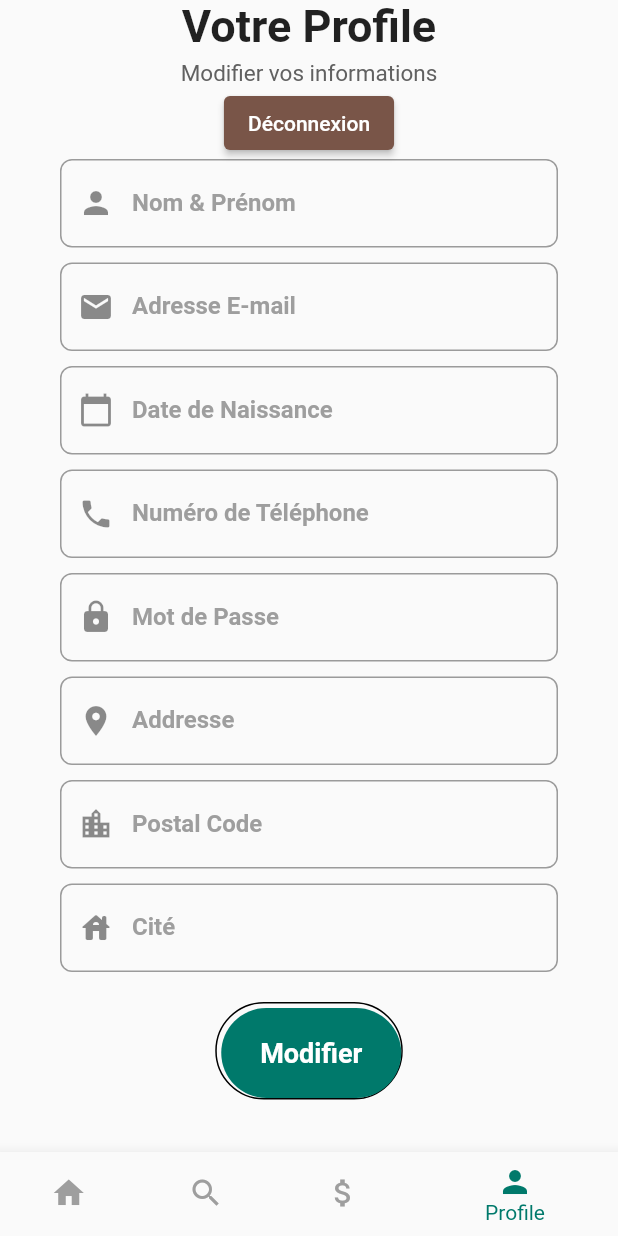
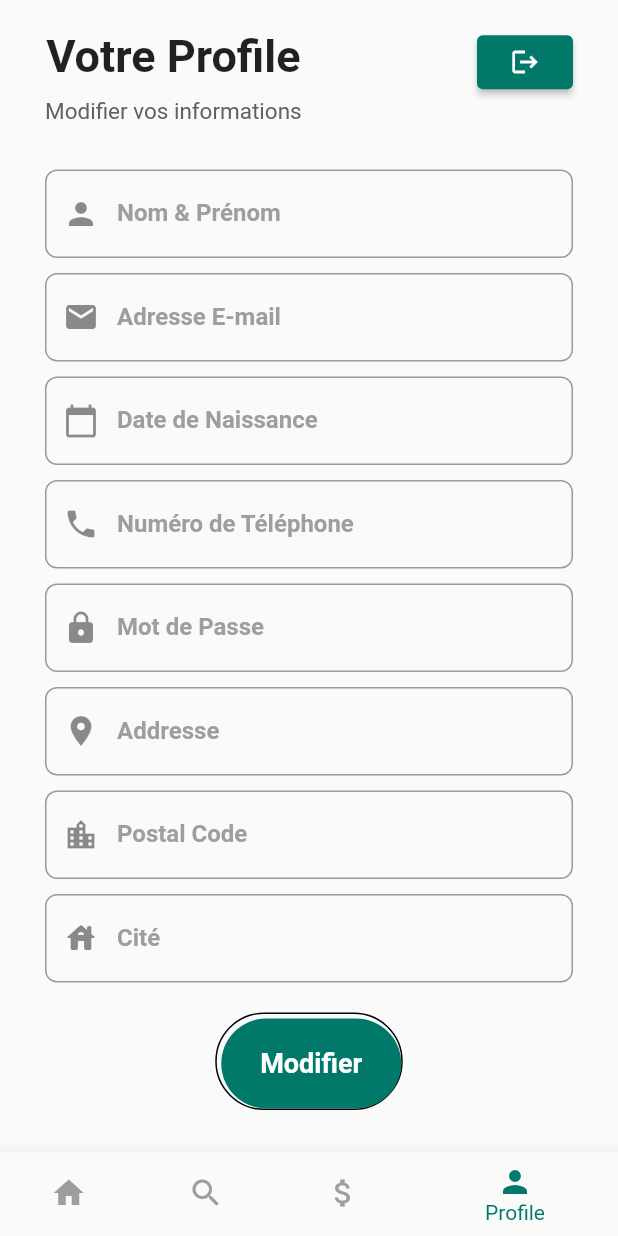
Before and after one commit to nouhelion/redesigned-invention, a Flutter app: the Profile screen opened directly, on a phone screen of 412 x 824 dp. Run offline on Flutter 3.47's test engine with Material 2 defaults, Android fonts, the phone set to English and light mode, and no system bars; our stand-ins replace cloud_firestore, firebase_auth, firebase_core, pie_chart; accounts and stored records are empty; Roboto replaces fonts that are missing (Montserrat).

Commit message:
profilInput

```diff
--- a/cotisation/lib/components/navigation_items/profil.dart
+++ b/cotisation/lib/components/navigation_items/profil.dart
@@ -129,13 +129,18 @@ class _ProfileState extends State<Profile> {
       body: ListView(
         children: [
           Container(
-            padding: EdgeInsets.symmetric(horizontal: 40),
+            padding: EdgeInsets.symmetric(horizontal: 30),
             width: double.infinity,
             child: Column(
               mainAxisAlignment: MainAxisAlignment.spaceEvenly,
               children: <Widget>[
+                Row(
+                  children: [
                     Column(
                       children: <Widget>[
+                        SizedBox(
+                          height: 20,
+                        ),
                         Text(
                           "Votre Profile",
                           style: TextStyle(
@@ -144,7 +149,7 @@ class _ProfileState extends State<Profile> {
                           ),
                         ),
                         SizedBox(
-                      height: 5,
+                          height: 10,
                         ),
                         Text(
                           "Modifier vos informations",
@@ -155,9 +160,21 @@ class _ProfileState extends State<Profile> {
                         ),
                       ],
                     ),
+                    Spacer(),
                     ElevatedButton(
+                      style: ElevatedButton.styleFrom(
+                        backgroundColor: Colors.teal[700], // Background color
+                      ),
                       onPressed: signOut,
-                  child: Text('Déconnexion'),
+                      child: Icon(
+                        Icons.logout,
+                        size: 20,
+                      ),
+                    ),
+                  ],
+                ),
+                SizedBox(
+                  height: 30,
                 ),
                 Column(
                   children: <Widget>[
@@ -329,6 +346,9 @@ class _ProfileState extends State<Profile> {
                     ),
                   ),
                 ),
+                SizedBox(
+                  height: 20,
+                ),
               ],
             ),
           ),
```
Lines whose indentation alone changed are shown as unchanged.
